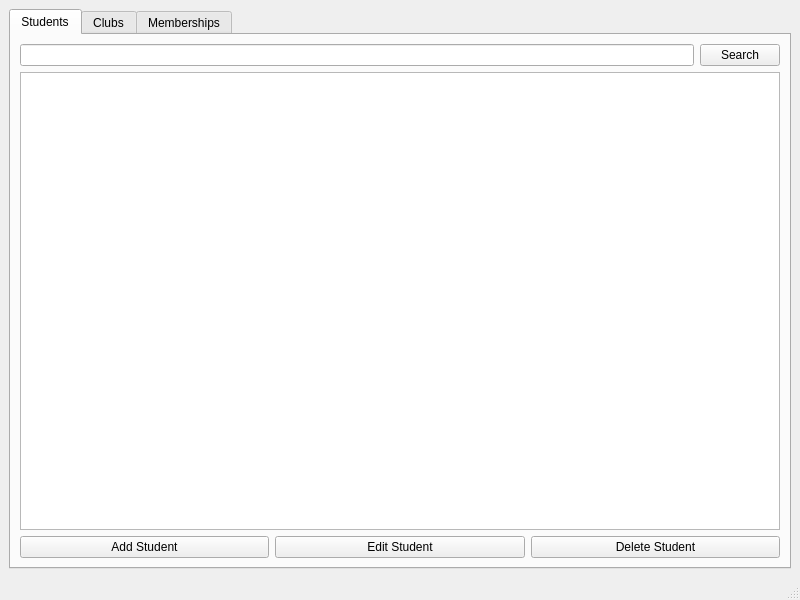
The window that mainwindow.ui (MohamedElaassal/Gestion-Club-Cpp) describes before a commit, drawn with Qt 5.
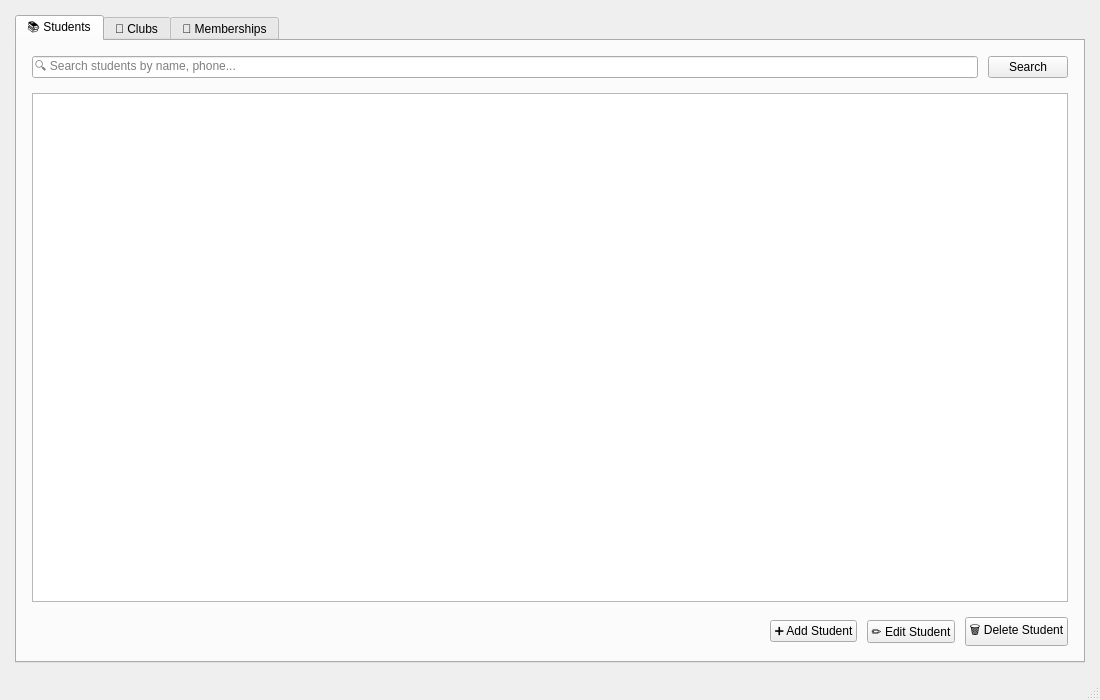
The same window after the commit. Icons and pictures are not drawn.

The edit to the form file:
```diff
--- a/mainwindow.ui
+++ b/mainwindow.ui
@@ -6,15 +6,36 @@
    <rect>
     <x>0</x>
     <y>0</y>
-    <width>800</width>
-    <height>600</height>
+    <width>1100</width>
+    <height>700</height>
    </rect>
   </property>
+  <property name="minimumSize">
+   <size>
+    <width>900</width>
+    <height>600</height>
+   </size>
+  </property>
   <property name="windowTitle">
    <string>Gestion Club</string>
   </property>
   <widget class="QWidget" name="centralwidget">
    <layout class="QVBoxLayout" name="verticalLayout">
+    <property name="spacing">
+     <number>10</number>
+    </property>
+    <property name="leftMargin">
+     <number>15</number>
+    </property>
+    <property name="topMargin">
+     <number>15</number>
+    </property>
+    <property name="rightMargin">
+     <number>15</number>
+    </property>
+    <property name="bottomMargin">
+     <number>15</number>
+    </property>
     <item>
      <widget class="QTabWidget" name="tabWidget">
       <property name="currentIndex">
@@ -22,13 +43,35 @@
       </property>
       <widget class="QWidget" name="studentTab">
        <attribute name="title">
-        <string>Students</string>
+        <string>📚 Students</string>
        </attribute>
        <layout class="QVBoxLayout" name="verticalLayout_2">
+        <property name="spacing">
+         <number>15</number>
+        </property>
+        <property name="leftMargin">
+         <number>15</number>
+        </property>
+        <property name="topMargin">
+         <number>15</number>
+        </property>
+        <property name="rightMargin">
+         <number>15</number>
+        </property>
+        <property name="bottomMargin">
+         <number>15</number>
+        </property>
         <item>
          <layout class="QHBoxLayout" name="horizontalLayout_3">
+          <property name="spacing">
+           <number>10</number>
+          </property>
           <item>
-           <widget class="QLineEdit" name="studentSearchEdit"/>
+           <widget class="QLineEdit" name="studentSearchEdit">
+            <property name="placeholderText">
+             <string>🔍 Search students by name, phone...</string>
+            </property>
+           </widget>
           </item>
           <item>
            <widget class="QPushButton" name="studentSearchButton">
@@ -48,11 +91,27 @@
         </item>
         <item>
          <layout class="QHBoxLayout" name="horizontalLayout">
+          <property name="spacing">
+           <number>10</number>
+          </property>
+          <item>
+           <spacer name="horizontalSpacer">
+            <property name="orientation">
+             <enum>Qt::Horizontal</enum>
+            </property>
+            <property name="sizeHint" stdset="0">
+             <size>
+              <width>40</width>
+              <height>20</height>
+             </size>
+            </property>
+           </spacer>
+          </item>
           <item>
            <!-- You can find icons from libraries like Font Awesome or Material Design Icons -->
            <widget class="QPushButton" name="addStudentButton">
             <property name="text">
-             <string>Add Student</string>
+             <string>➕ Add Student</string>
             </property>
             <property name="icon">
              <iconset>
@@ -64,7 +123,7 @@
           <item>
            <widget class="QPushButton" name="editStudentButton">
             <property name="text">
-             <string>Edit Student</string>
+             <string>✏️ Edit Student</string>
             </property>
             <property name="icon">
              <iconset>
@@ -76,7 +135,7 @@
           <item>
            <widget class="QPushButton" name="deleteStudentButton">
             <property name="text">
-             <string>Delete Student</string>
+             <string>🗑️ Delete Student</string>
             </property>
             <property name="icon">
              <iconset>
@@ -91,7 +150,7 @@
       </widget>
       <widget class="QWidget" name="clubTab">
        <attribute name="title">
-        <string>Clubs</string>
+        <string>🎯 Clubs</string>
        </attribute>
        <layout class="QVBoxLayout" name="verticalLayout_3">
         <item>
@@ -159,7 +218,7 @@
       </widget>
       <widget class="QWidget" name="membershipTab">
        <attribute name="title">
-        <string>Memberships</string>
+        <string>👥 Memberships</string>
        </attribute>
        <layout class="QVBoxLayout" name="verticalLayout_4">
         <item>
```
Left out of the diff: 90 changed lines with no effect on the pictures.
